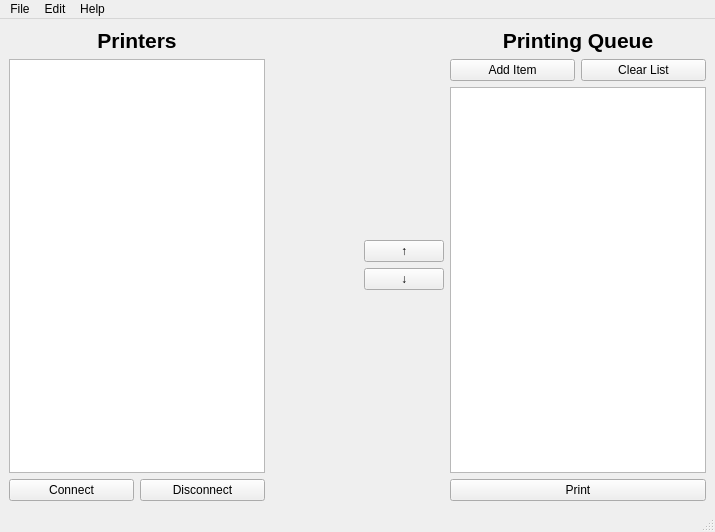
Above: QtCode/PrintProgramUI.ui from sciencefreak500/3DPrinterSoftware before the change. Below: the same form after it.
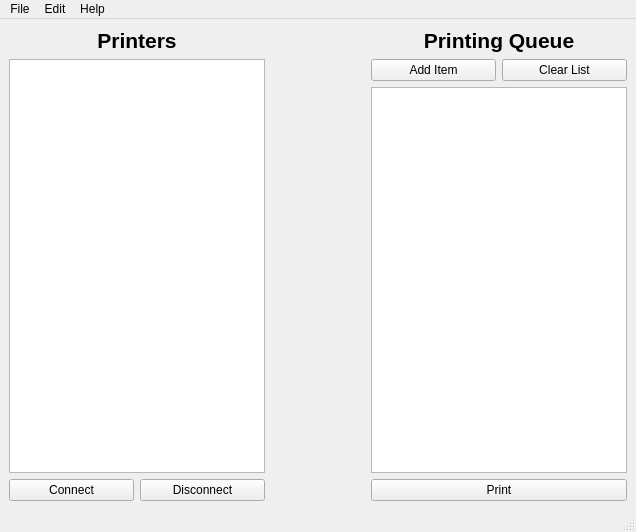
That is the form after the change.

Commit message:
Button GUI functionality done. Menu Buttons still test.
We need to set the print functionality with Gcode. all else looks nice

```diff
--- a/QtCode/PrintProgramUI.ui
+++ b/QtCode/PrintProgramUI.ui
@@ -6,7 +6,7 @@
    <rect>
     <x>0</x>
     <y>0</y>
-    <width>715</width>
+    <width>636</width>
     <height>532</height>
    </rect>
   </property>
@@ -99,53 +99,6 @@
             </property>
            </spacer>
           </item>
-          <item>
-           <layout class="QVBoxLayout" name="vertMiddleButtonLayout">
-            <item>
-             <spacer name="verticalSpacer_2">
-              <property name="orientation">
-               <enum>Qt::Vertical</enum>
-              </property>
-              <property name="sizeHint" stdset="0">
-               <size>
-                <width>20</width>
-                <height>40</height>
-               </size>
-              </property>
-             </spacer>
-            </item>
-            <item>
-             <widget class="QPushButton" name="btn_MoveUp">
-              <property name="enabled">
-               <bool>true</bool>
-              </property>
-              <property name="text">
-               <string>↑</string>
-              </property>
-             </widget>
-            </item>
-            <item>
-             <widget class="QPushButton" name="btn_MoveDown">
-              <property name="text">
-               <string>↓</string>
-              </property>
-             </widget>
-            </item>
-            <item>
-             <spacer name="verticalSpacer">
-              <property name="orientation">
-               <enum>Qt::Vertical</enum>
-              </property>
-              <property name="sizeHint" stdset="0">
-               <size>
-                <width>20</width>
-                <height>40</height>
-               </size>
-              </property>
-             </spacer>
-            </item>
-           </layout>
-          </item>
          </layout>
         </item>
        </layout>
@@ -227,7 +180,7 @@
     <rect>
      <x>0</x>
      <y>0</y>
-     <width>715</width>
+     <width>636</width>
      <height>21</height>
     </rect>
    </property>
```
Left out of the diff: 6 changed lines with no effect on the pictures. The commit also changes 4 other files.
